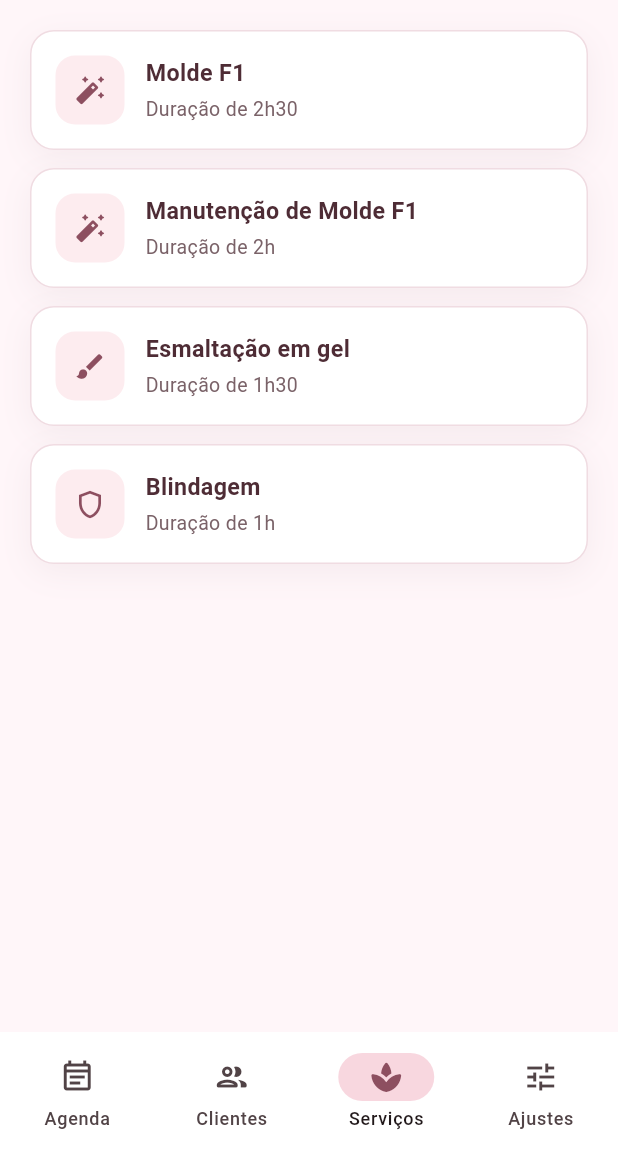
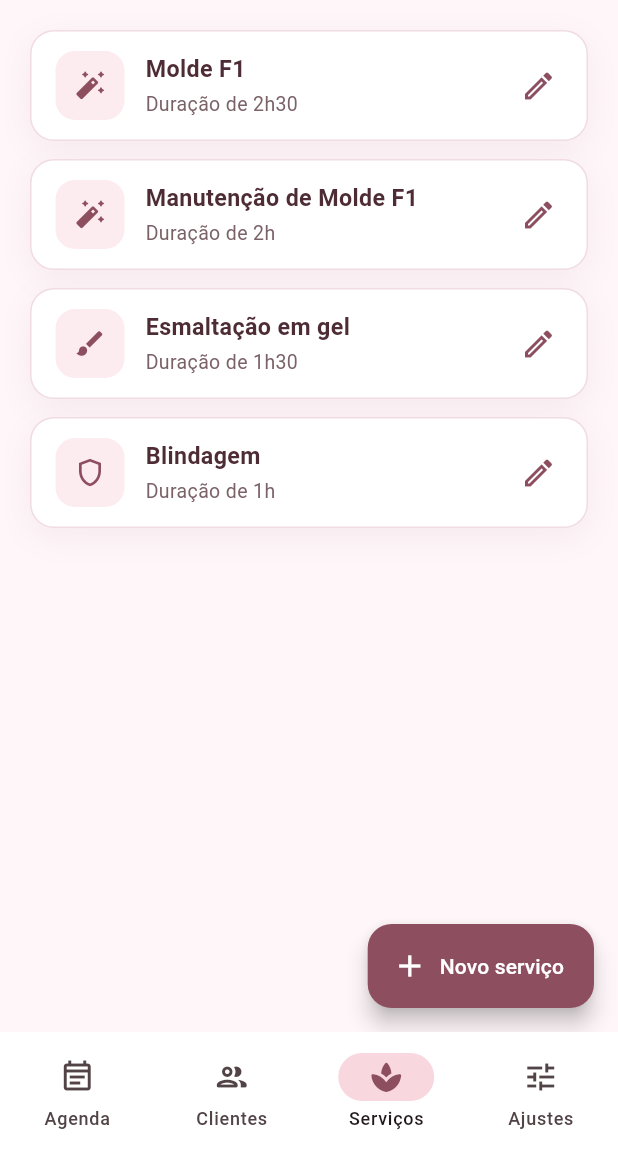
Before and after one commit to brunoMyguelDotCom/Automatize-Flutter-NailFlows, a Flutter app: the screen it shows after launch, item 3 of the bottom bar chosen, on a phone screen of 412 x 824 dp, the part 84-1236 px from its top. Run offline on Flutter 3.47's test engine with Material 3 defaults, Android fonts, the phone set to English and light mode, and no system bars; our stand-ins replace brasil_fields; network calls fail; Roboto replaces fonts that are missing (Montserrat).

Commit message:
feat(servicos): adiciona cadastro, edicao e exclusao de servico

```diff
--- a/lib/telas/servicos_page.dart
+++ b/lib/telas/servicos_page.dart
@@ -4,6 +4,8 @@ import '../dados/agenda_repository.dart';
 import '../modelos/servico.dart';
 import '../tema/cores.dart';
 import '../util/datas.dart';
+import '../widgets/estado_vazio.dart';
+import 'servico_form_page.dart';
 
 class ServicosPage extends StatefulWidget {
   const ServicosPage({super.key, required this.repositorio});
@@ -24,13 +26,48 @@ class _ServicosPageState extends State<ServicosPage> {
     _carregar();
   }
 
+  String? _erro;
+
   Future<void> _carregar() async {
+    setState(() {
+      _carregando = true;
+      _erro = null;
+    });
+
+    try {
       final lista = await widget.repositorio.listarServicos();
       if (!mounted) return;
       setState(() {
         _servicos = lista;
         _carregando = false;
       });
+    } catch (erro) {
+      if (!mounted) return;
+      setState(() {
+        _erro = erro.toString();
+        _carregando = false;
+      });
+    }
+  }
+
+  Future<void> _abrirFicha([Servico? servico]) async {
+    final mudou = await Navigator.of(context).push<bool>(
+      MaterialPageRoute<bool>(
+        builder: (context) =>
+            ServicoFormPage(repositorio: widget.repositorio, servico: servico),
+      ),
+    );
+
+    if (mudou == true) {
+      await _carregar();
+      if (!mounted) return;
+      ScaffoldMessenger.of(context).showSnackBar(
+        const SnackBar(
+          content: Text('Catálogo atualizado'),
+          backgroundColor: vinhoEscuro,
+        ),
+      );
+    }
   }
 
   IconData _icone(Servico servico) {
@@ -43,8 +80,42 @@ class _ServicosPageState extends State<ServicosPage> {
 
   @override
   Widget build(BuildContext context) {
+    return Scaffold(
+      backgroundColor: Colors.transparent,
+      floatingActionButton: FloatingActionButton.extended(
+        onPressed: () => _abrirFicha(),
+        backgroundColor: vinho,
+        foregroundColor: Colors.white,
+        icon: const Icon(Icons.add),
+        label: const Text('Novo serviço'),
+      ),
+      body: _corpo(),
+    );
+  }
+
+  Widget _corpo() {
     if (_carregando) {
       return const Center(child: CircularProgressIndicator(color: vinho));
+    }
+
+    if (_erro != null) {
+      return EstadoVazio(
+        icone: Icons.wifi_off_rounded,
+        titulo: 'Não consegui carregar os serviços',
+        descricao: _erro,
+        acao: FilledButton(
+          onPressed: _carregar,
+          child: const Text('Tentar de novo'),
+        ),
+      );
+    }
+
+    if (_servicos.isEmpty) {
+      return const EstadoVazio(
+        icone: Icons.spa_outlined,
+        titulo: 'Nenhum serviço cadastrado',
+        descricao: 'Cadastre o primeiro pelo botão.',
+      );
     }
 
     return ListView.separated(
@@ -54,8 +125,13 @@ class _ServicosPageState extends State<ServicosPage> {
       itemBuilder: (context, indice) {
         final servico = _servicos[indice];
 
-        return Container(
-          padding: const EdgeInsets.all(16),
+        return Material(
+          color: Colors.transparent,
+          child: InkWell(
+            onTap: () => _abrirFicha(servico),
+            borderRadius: BorderRadius.circular(16),
+            child: Container(
+              padding: const EdgeInsets.fromLTRB(16, 12, 8, 12),
               decoration: BoxDecoration(
                 color: superficie,
                 borderRadius: BorderRadius.circular(16),
@@ -90,12 +166,23 @@ class _ServicosPageState extends State<ServicosPage> {
                         const SizedBox(height: 3),
                         Text(
                           'Duração de ${duracaoPorExtenso(servico.duracaoMinutos)}',
-                      style: const TextStyle(fontSize: 13, color: textoApoio),
+                          style: const TextStyle(
+                            fontSize: 13,
+                            color: textoApoio,
+                          ),
                         ),
                       ],
                     ),
                   ),
+                  IconButton(
+                    onPressed: () => _abrirFicha(servico),
+                    icon: const Icon(Icons.edit_outlined),
+                    color: vinho,
+                    tooltip: 'Ver e editar',
+                  ),
                 ],
+              ),
+            ),
           ),
         );
       },
```
Also changed, not shown: lib/telas/servico_form_page.dart (added, +234 -0 lines). Lines whose indentation alone changed are shown as unchanged.
